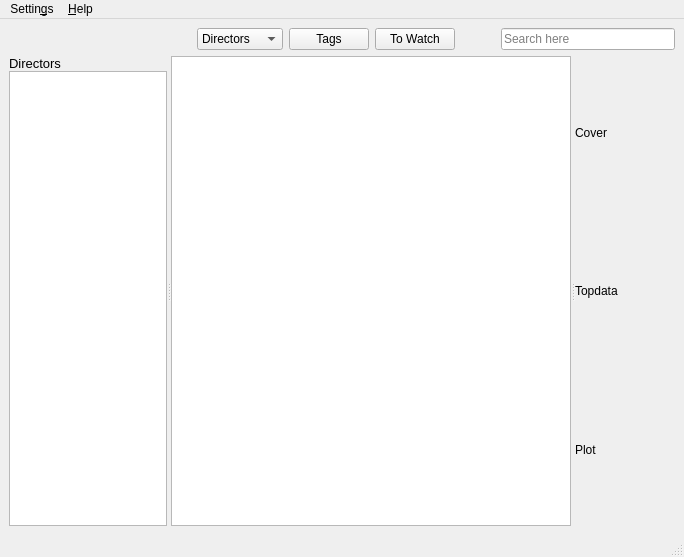
ochurlaud/macaw-movies, file src/MainWindow.ui: the form before one commit.
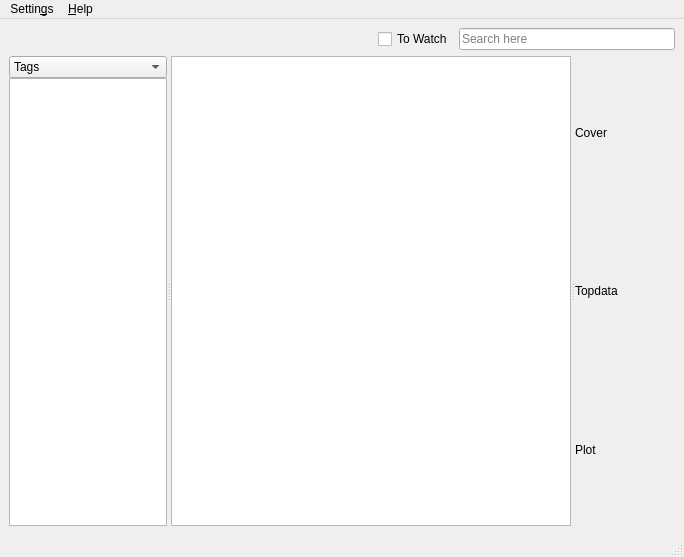
The form after the commit. Icons and pictures are not drawn.

Commit message: moved tags button to left pannel + toWatch is a check box, fixes #108

```diff
--- a/src/MainWindow.ui
+++ b/src/MainWindow.ui
@@ -66,49 +66,7 @@
         <item>
          <layout class="QHBoxLayout" name="buttonsLayout">
           <item>
-           <widget class="QComboBox" name="peopleBox">
-            <property name="currentText">
-             <string>Directors</string>
-            </property>
-            <item>
-             <property name="text">
-              <string>Directors</string>
-             </property>
-            </item>
-            <item>
-             <property name="text">
-              <string>Producers</string>
-             </property>
-            </item>
-            <item>
-             <property name="text">
-              <string>Actors</string>
-             </property>
-            </item>
-           </widget>
-          </item>
-          <item>
-           <widget class="QPushButton" name="tagsButton">
-            <property name="text">
-             <string>Tags</string>
-            </property>
-            <property name="checkable">
-             <bool>true</bool>
-            </property>
-           </widget>
-          </item>
-          <item>
-           <widget class="QPushButton" name="toWatchButton">
-            <property name="text">
-             <string>To Watch</string>
-            </property>
-            <property name="checkable">
-             <bool>true</bool>
-            </property>
-           </widget>
-          </item>
-          <item>
-           <spacer name="topRightSpacer">
+           <spacer name="horizontalSpacer">
             <property name="orientation">
              <enum>Qt::Horizontal</enum>
             </property>
@@ -120,6 +78,13 @@
             </property>
            </spacer>
           </item>
+          <item>
+           <widget class="QCheckBox" name="toWatchButton">
+            <property name="text">
+             <string>To Watch</string>
+            </property>
+           </widget>
+          </item>
          </layout>
         </item>
         <item>
@@ -209,21 +174,30 @@
             <number>0</number>
            </property>
            <item>
-            <widget class="QLabel" name="leftPannelLabel">
-             <property name="maximumSize">
-              <size>
-               <width>400</width>
-               <height>16777215</height>
-              </size>
-             </property>
-             <property name="font">
-              <font>
-               <pointsize>10</pointsize>
-              </font>
-             </property>
-             <property name="text">
+            <widget class="QComboBox" name="leftPannelBox">
+             <property name="currentText">
               <string>Directors</string>
              </property>
+             <item>
+              <property name="text">
+               <string>Tags</string>
+              </property>
+             </item>
+             <item>
+              <property name="text">
+               <string>Directors</string>
+              </property>
+             </item>
+             <item>
+              <property name="text">
+               <string>Producers</string>
+              </property>
+             </item>
+             <item>
+              <property name="text">
+               <string>Actors</string>
+              </property>
+             </item>
             </widget>
            </item>
            <item>
```
Left out of the diff: 2 changed lines with no effect on the pictures. The commit also changes 2 other files.
